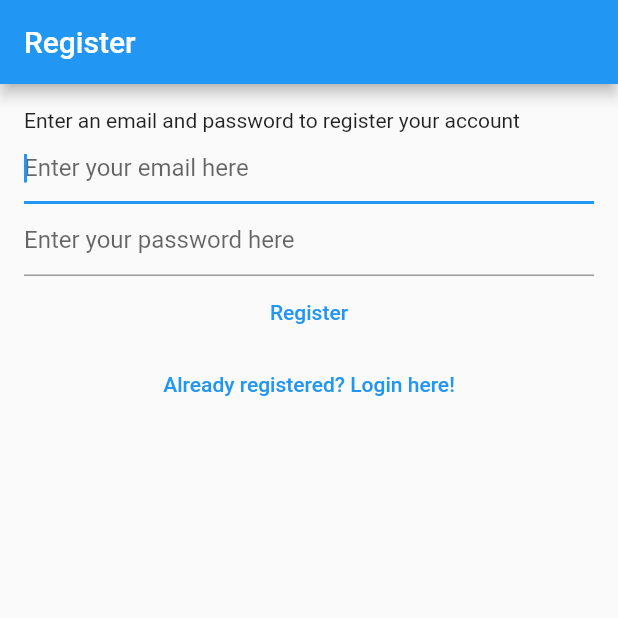
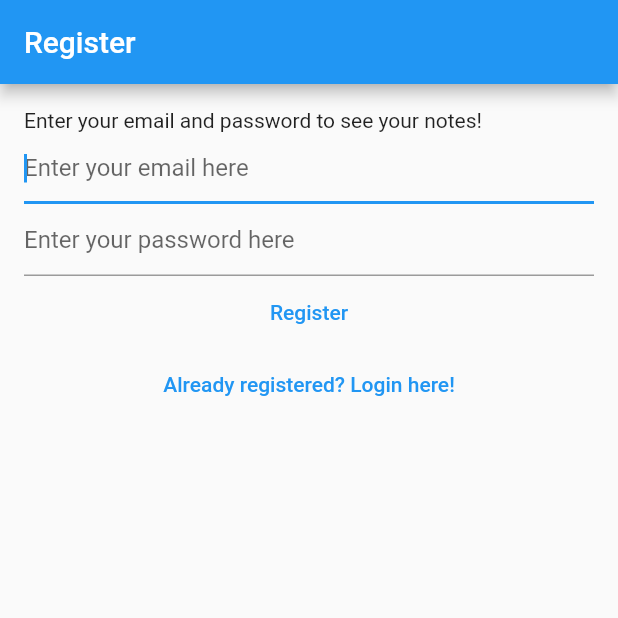
Before and after one commit to PattyCoding123/my-notes-project, a Flutter app: the screen it shows after launch, after a tap on "I forgot my password", after a tap on "Back to login page", after a tap on "Not registered yet? Register here!", on a phone screen of 412 x 824 dp, the top half of it. Run offline on Flutter 3.47's test engine with Material 2 defaults, Android fonts, the light colour scheme and no system bars; our stand-ins replace bloc, cloud_firestore, equatable, firebase_auth, firebase_core, flutter_bloc and 1 more; accounts and stored records are empty; generated files the repository leaves out were written again.

Commit message:
step-32 Implemented localization files for the application. Created localization support for English and Swedish.

```diff
--- /dev/null
+++ b/l10n.yaml
@@ -0,0 +1,3 @@
+arb-dir: lib/l10n
+template-arb-file: intl_en.arb
+output-localization-file: app_localizations.dart
--- /dev/null
+++ b/lib/l10n/intl_en.arb
@@ -0,0 +1,60 @@
+{
+    "logout_button": "Log out",
+    "note": "Note",
+    "cancel": "Cancel",
+    "yes": "Yes",
+    "delete": "Delete",
+    "sharing": "Sharing",
+    "ok": "OK",
+    "login": "Login",
+    "verify_email": "Verify email",
+    "register": "Register",
+    "restart": "Restart",
+
+    "start_typing_your_note": "Start typing your note",
+    "delete_note_prompt": "Are you sure you want to delete this note?",
+    "cannot_share_empty_note_prompt": "Cannot share an empty note!",
+    "generic_error_prompt": "An error occurred",
+    "logout_dialog_prompt": "Are you sure you want to log out?",
+
+    "password_reset": "Password reset",
+    "password_reset_dialog_prompt": "We have now sent you a password reset link. Please check your email for more information.",
+
+    "login_error_cannot_find_user": "Cannot find a user with the entered credentials!",
+    "login_error_wrong_credentials": "Wrong credentials",
+    "login_error_auth_error": "Authentication error",
+
+    "login_view_prompt": "Please log in to your account in order to interact with and create notes!",
+
+    "login_view_forgot_password": "I forgot my password",
+    "login_view_not_registered_yet": "Not registered yet? Register here!",
+
+    "email_text_field_placeholder": "Enter your email here",
+    "password_text_field_placeholder": "Enter your password here",
+
+    "forgot_password": "Forgot Password",
+    "forgot_password_view_generic_error": "We could not process your request. Please make sure that you are a registered user, or if not, register a user now by going back one step.",
+    "forgot_password_view_prompt": "If you forgot your password, simply enter your email and we will send you a password reset link.",
+    "forgot_password_view_send_me_link": "Send me password reset link",
+    "forgot_password_view_back_to_login": "Back to login page",
+
+    "register_error_weak_password": "This password is not secure enough. Please choose another password!",
+    "register_error_email_already_in_use": "This email is already registered to another user. Please choose another email!",
+    "register_error_generic": "Failed to register. Please try again later!",
+    "register_error_invalid_email": "The email address you entered appears to be invalid. Please try another email address!",
+    "register_view_prompt": "Enter your email and password to see your notes!",
+    "register_view_already_registered": "Already registered? Login here!",
+
+    "verify_email_view_prompt": "We've sent you an email verification. Please open it to verify your account. If you haven't received a verification email yet, press the button below!",
+    "verify_email_send_email_verification": "Send email verification",
+
+    "notes_title": "{count, plural, =0{No notes yet} =1{1 note} other{{count} notes}}",
+    "@notes_title": {
+        "placeholders": {
+            "count": {
+                "type": "int",
+                "example": "3 notes"
+            }
+        }
+    }
+}
--- a/lib/main.dart
+++ b/lib/main.dart
@@ -12,12 +12,15 @@ import 'package:mynotes/views/notes/create_update_note_view.dart';
 import 'package:mynotes/views/notes/notes_view.dart';
 import 'package:mynotes/views/register_view.dart';
 import 'package:mynotes/views/verify_email_view.dart';
+import 'package:flutter_gen/gen_l10n/app_localizations.dart';
 
 void main() {
   WidgetsFlutterBinding.ensureInitialized();
 
   runApp(
     MaterialApp(
+      supportedLocales: AppLocalizations.supportedLocales,
+      localizationsDelegates: AppLocalizations.localizationsDelegates,
       title: 'Flutter Demo',
       theme: ThemeData(
         primarySwatch: Colors.blue,
--- a/lib/utilities/dialogs/error_dialog.dart
+++ b/lib/utilities/dialogs/error_dialog.dart
@@ -1,4 +1,5 @@
 import 'package:flutter/material.dart';
+import 'package:mynotes/extensions/buildcontext/loc.dart';
 import 'package:mynotes/utilities/dialogs/generic_dialog.dart';
 
 Future<void> showErrorDialog(
@@ -7,11 +8,11 @@ Future<void> showErrorDialog(
 ) {
   return showGenericDialog<void>(
     context: context,
-    title: 'An error occured',
+    title: context.loc.generic_error_prompt,
     content: text,
     // Function returns a mapping of options for users to choose in dialog.
     optionsBuilder: () => {
-      'OK': null,
+      context.loc.ok: null,
     },
   );
 }
--- a/lib/views/forgot_password_view.dart
+++ b/lib/views/forgot_password_view.dart
@@ -1,5 +1,6 @@
 import 'package:flutter/material.dart';
 import 'package:flutter_bloc/flutter_bloc.dart';
+import 'package:mynotes/extensions/buildcontext/loc.dart';
 import 'package:mynotes/services/auth/bloc/auth_bloc.dart';
 import 'package:mynotes/services/auth/bloc/auth_event.dart';
 import 'package:mynotes/services/auth/bloc/auth_state.dart';
@@ -40,28 +41,28 @@ class _ForgotPasswordViewState extends State<ForgotPasswordView> {
             // Generic error message to help protect user's account information.
             await showErrorDialog(
               context,
-              'We could not process your request. Please make sure that you are a registered user. If not, please register an account.',
+              context.loc.forgot_password_view_generic_error,
             );
           }
         }
       },
       child: Scaffold(
-        appBar: AppBar(title: const Text('Forgot Password')),
+        appBar: AppBar(title: Text(context.loc.forgot_password)),
         body: Padding(
           padding: const EdgeInsets.all(16.0),
           child: SingleChildScrollView(
             child: Column(
               children: [
-                const Text(
-                  'If you forgot your password, simply enter your email and press the button so that we can send you an email to reset your password',
+                Text(
+                  context.loc.forgot_password_view_prompt,
                 ),
                 TextField(
                   keyboardType: TextInputType.emailAddress,
                   autocorrect: false,
                   autofocus: true,
                   controller: _controller,
-                  decoration: const InputDecoration(
-                    hintText: 'Your email address...',
+                  decoration: InputDecoration(
+                    hintText: context.loc.email_text_field_placeholder,
                   ),
                 ),
                 TextButton(
@@ -72,17 +73,23 @@ class _ForgotPasswordViewState extends State<ForgotPasswordView> {
                     // which will trigger a loading screen while the AuthBloc
                     // tells Firebase to send a reset password email.
                     context.read<AuthBloc>().add(
-                          AuthEventForgotPassword(email: email),
+                          AuthEventForgotPassword(
+                            email: email,
+                          ),
                         );
                   },
-                  child: const Text('Send me a password reset link'),
+                  child: Text(
+                    context.loc.forgot_password_view_send_me_link,
+                  ),
                 ),
                 TextButton(
                   onPressed: () {
                     // Add AuthEventLogOut event to go back to the login screen.
                     context.read<AuthBloc>().add(const AuthEventLogOut());
                   },
-                  child: const Text('Back to login page'),
+                  child: Text(
+                    context.loc.forgot_password_view_back_to_login,
+                  ),
                 ),
               ],
             ),
--- a/lib/views/login_view.dart
+++ b/lib/views/login_view.dart
@@ -1,5 +1,6 @@
 import 'package:flutter/material.dart';
 import 'package:flutter_bloc/flutter_bloc.dart';
+import 'package:mynotes/extensions/buildcontext/loc.dart';
 import 'package:mynotes/services/auth/auth_exceptions.dart';
 import 'package:mynotes/services/auth/bloc/auth_bloc.dart';
 import 'package:mynotes/services/auth/bloc/auth_event.dart';
@@ -44,25 +45,25 @@ class _LoginViewState extends State<LoginView> {
           if (state.exception is UserNotFoundAuthException) {
             await showErrorDialog(
               context,
-              'Cannot find a user with the entered credentials!',
+              context.loc.login_error_cannot_find_user,
             );
           } else if (state.exception is WrongPasswordAuthException) {
             // Generic error message to protect user's account information.
             await showErrorDialog(
               context,
-              'Wrong email or password',
+              context.loc.login_error_wrong_credentials,
             );
           } else if (state.exception is GenericAuthException) {
             await showErrorDialog(
               context,
-              'Authentication error',
+              context.loc.login_error_auth_error,
             );
           }
         }
       },
       child: Scaffold(
         appBar: AppBar(
-          title: const Text('Login'),
+          title: Text(context.loc.login),
         ),
         // Column will display widgets vertically
         body: Padding(
@@ -70,24 +71,26 @@ class _LoginViewState extends State<LoginView> {
           child: SingleChildScrollView(
             child: Column(
               children: [
-                const Text(
-                  'Please log into your account in order to interact with your notes!',
+                Text(
+                  context.loc.login_view_prompt,
                 ),
                 TextField(
                   controller: _email,
                   enableSuggestions: false,
                   autocorrect: false,
                   keyboardType: TextInputType.emailAddress,
-                  decoration:
-                      const InputDecoration(hintText: 'Enter your email here'),
+                  decoration: InputDecoration(
+                    hintText: context.loc.email_text_field_placeholder,
+                  ),
                 ),
                 TextField(
                   controller: _password,
                   obscureText: true,
                   enableSuggestions: false,
                   autocorrect: false,
-                  decoration: const InputDecoration(
-                      hintText: 'Enter your password here'),
+                  decoration: InputDecoration(
+                    hintText: context.loc.password_text_field_placeholder,
+                  ),
                 ),
                 // BlocListener will listen to the changes in the state and will
                 // handle dialogs if the Bloc fails to output the AuthStateLoggedIn
@@ -103,7 +106,7 @@ class _LoginViewState extends State<LoginView> {
                           ),
                         );
                   },
-                  child: const Text('Log in'),
+                  child: Text(context.loc.login),
                 ),
                 TextButton(
                   onPressed: () {
@@ -113,7 +116,9 @@ class _LoginViewState extends State<LoginView> {
                           const AuthEventForgotPassword(),
                         );
                   },
-                  child: const Text('I forgot my password'),
+                  child: Text(
+                    context.loc.login_view_forgot_password,
+                  ),
                 ),
                 TextButton(
                   onPressed: () {
@@ -121,7 +126,7 @@ class _LoginViewState extends State<LoginView> {
                           const AuthEventShouldRegister(),
                         );
                   },
-                  child: const Text('Not registered yet? Register here!'),
+                  child: Text(context.loc.login_view_not_registered_yet),
                 ),
               ],
             ),
--- a/lib/views/register_view.dart
+++ b/lib/views/register_view.dart
@@ -1,5 +1,6 @@
 // Contains all code for the register view of our app!
 import 'package:flutter/material.dart';
+import 'package:mynotes/extensions/buildcontext/loc.dart';
 import 'package:mynotes/services/auth/auth_exceptions.dart';
 import 'package:mynotes/services/auth/bloc/auth_bloc.dart';
 import 'package:mynotes/services/auth/bloc/auth_event.dart';
@@ -38,19 +39,31 @@ class _RegisterViewState extends State<RegisterView> {
       listener: (context, state) async {
         if (state is AuthStateRegistering) {
           if (state.exception is WeakPasswordAuthException) {
-            await showErrorDialog(context, 'Weak password');
+            await showErrorDialog(
+              context,
+              context.loc.register_error_weak_password,
+            );
           } else if (state.exception is EmailAlreadyInUseAuthException) {
-            await showErrorDialog(context, 'Email is already in use');
+            await showErrorDialog(
+              context,
+              context.loc.register_error_email_already_in_use,
+            );
           } else if (state.exception is InvalidEmailAuthException) {
-            await showErrorDialog(context, 'Invalid email');
+            await showErrorDialog(
+              context,
+              context.loc.register_error_invalid_email,
+            );
           } else if (state.exception is GenericAuthException) {
-            await showErrorDialog(context, 'Failed to register user');
+            await showErrorDialog(
+              context,
+              context.loc.register_error_generic,
+            );
           }
         }
       },
       child: Scaffold(
         appBar: AppBar(
-          title: const Text('Register'),
+          title: Text(context.loc.register),
         ),
         body: Padding(
           padding: const EdgeInsets.all(16.0),
@@ -58,8 +71,8 @@ class _RegisterViewState extends State<RegisterView> {
             child: Column(
               crossAxisAlignment: CrossAxisAlignment.start,
               children: [
-                const Text(
-                  'Enter an email and password to register your account',
+                Text(
+                  context.loc.register_view_prompt,
                 ),
                 TextField(
                   controller: _email,
@@ -67,16 +80,18 @@ class _RegisterViewState extends State<RegisterView> {
                   autocorrect: false,
                   autofocus: true,
                   keyboardType: TextInputType.emailAddress,
-                  decoration:
-                      const InputDecoration(hintText: 'Enter your email here'),
+                  decoration: InputDecoration(
+                    hintText: context.loc.email_text_field_placeholder,
+                  ),
                 ),
                 TextField(
                   controller: _password,
                   obscureText: true,
                   enableSuggestions: false,
                   autocorrect: false,
-                  decoration: const InputDecoration(
-                      hintText: 'Enter your password here'),
+                  decoration: InputDecoration(
+                    hintText: context.loc.password_text_field_placeholder,
+                  ),
                 ),
 
                 // When button is pressed, Firebase must authenticate the user
@@ -95,7 +110,7 @@ class _RegisterViewState extends State<RegisterView> {
                                 ),
                               );
                         },
-                        child: const Text('Register'),
+                        child: Text(context.loc.register),
                       ),
                       TextButton(
                         onPressed: () {
@@ -103,7 +118,9 @@ class _RegisterViewState extends State<RegisterView> {
                                 const AuthEventLogOut(),
                               );
                         },
-                        child: const Text('Already registered? Login here!'),
+                        child: Text(
+                          context.loc.register_view_already_registered,
+                        ),
                       ),
                     ],
                   ),
--- a/pubspec.yaml
+++ b/pubspec.yaml
@@ -28,6 +28,9 @@ environment:
 # versions available, run `flutter pub outdated`.
 dependencies:
   flutter:
+    sdk: flutter
+
+  flutter_localizations:
     sdk: flutter
 
 
@@ -64,6 +67,7 @@ dev_dependencies:
 
 # The following section is specific to Flutter packages.
 flutter:
+  generate: true
 
   # The following line ensures that the Material Icons font is
   # included with your application, so that you can use the icons in
```
Also changed, not shown: lib/extensions/buildcontext/loc.dart (added, +7 -0 lines), lib/l10n/intl_sv.arb (added, +60 -0 lines), lib/utilities/dialogs/cannot_share_empty_note_dialog.dart (+4 -3 lines), lib/utilities/dialogs/delete_dialog.dart (+5 -4 lines), lib/utilities/dialogs/logout_dialog.dart (+5 -4 lines), lib/utilities/dialogs/password_reset_email_sent_dialog.dart (+4 -4 lines), lib/views/notes/create_update_note_view.dart (+6 -3 lines), lib/views/notes/notes_view.dart (+19 -3 lines), lib/views/verify_email_view.dart (+14 -7 lines), pubspec.lock, 1 other file.
